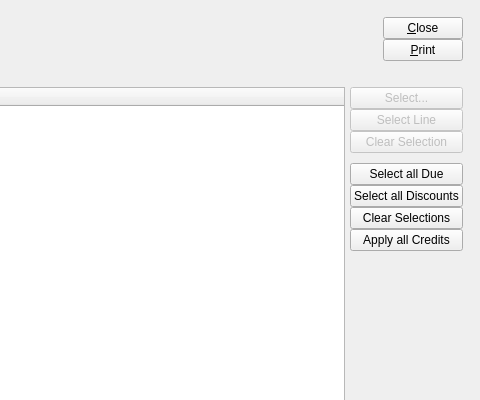
Qt form xtuple/trunk/guiclient/selectPayments.ui (WooodHead/xtuple) before a commit; both pictures show x 320 to 800 and y 0 to 400 of the 800 by 600 pixel window.
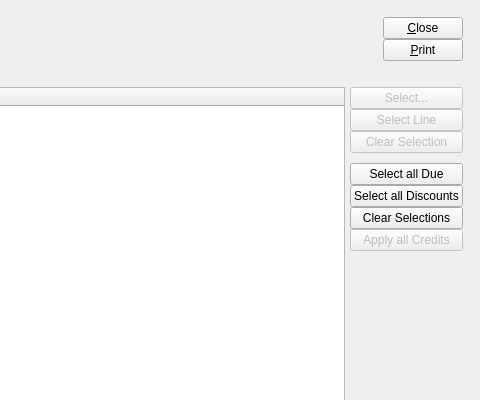
The same form after that commit. Custom widgets are drawn as their Qt base class.

Commit message: issue #16685 privilege check added to selectPayments and applyAPCreditMemo screens

```diff
--- a/xtuple/trunk/guiclient/selectPayments.ui
+++ b/xtuple/trunk/guiclient/selectPayments.ui
@@ -333,6 +333,9 @@
               </item>
               <item>
                <widget class="QPushButton" name="_applyallcredits">
+                <property name="enabled">
+                 <bool>false</bool>
+                </property>
                 <property name="text">
                  <string>Apply all Credits</string>
                 </property>
@@ -411,7 +414,7 @@
    </item>
   </layout>
  </widget>
- <layoutdefault spacing="5" margin="5" />
+ <layoutdefault spacing="5" margin="5"/>
  <customwidgets>
   <customwidget>
    <class>DLineEdit</class>
```
Left out of the diff: 266 changed lines with no effect on the pictures. The commit also changes 2 other files.
